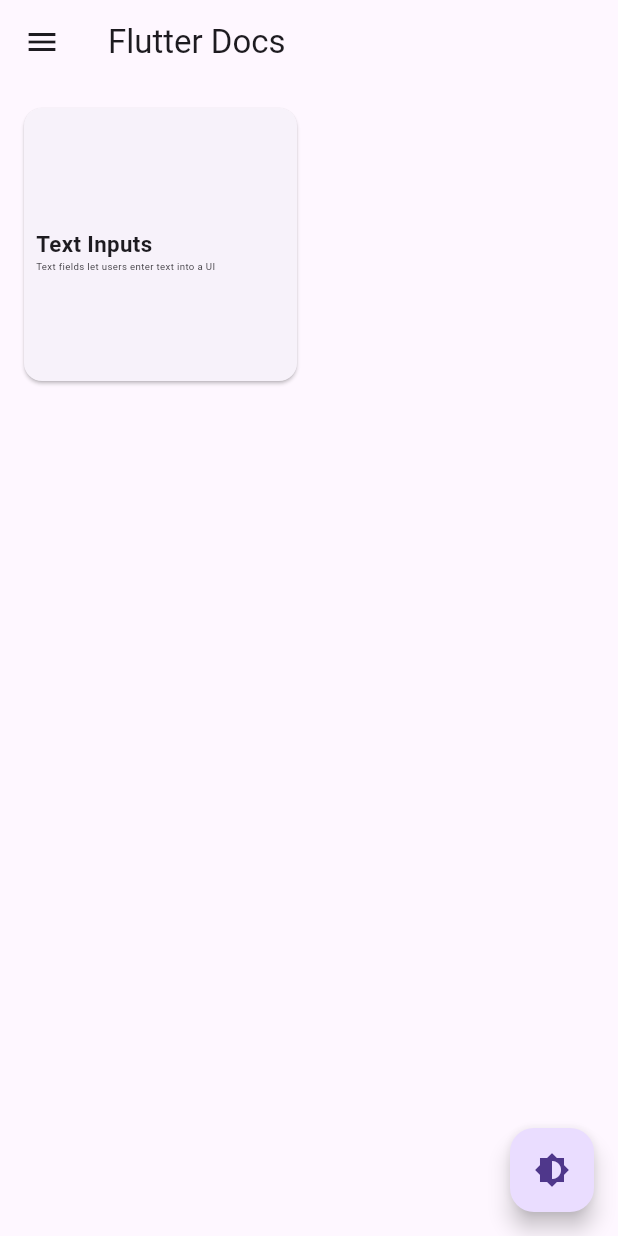
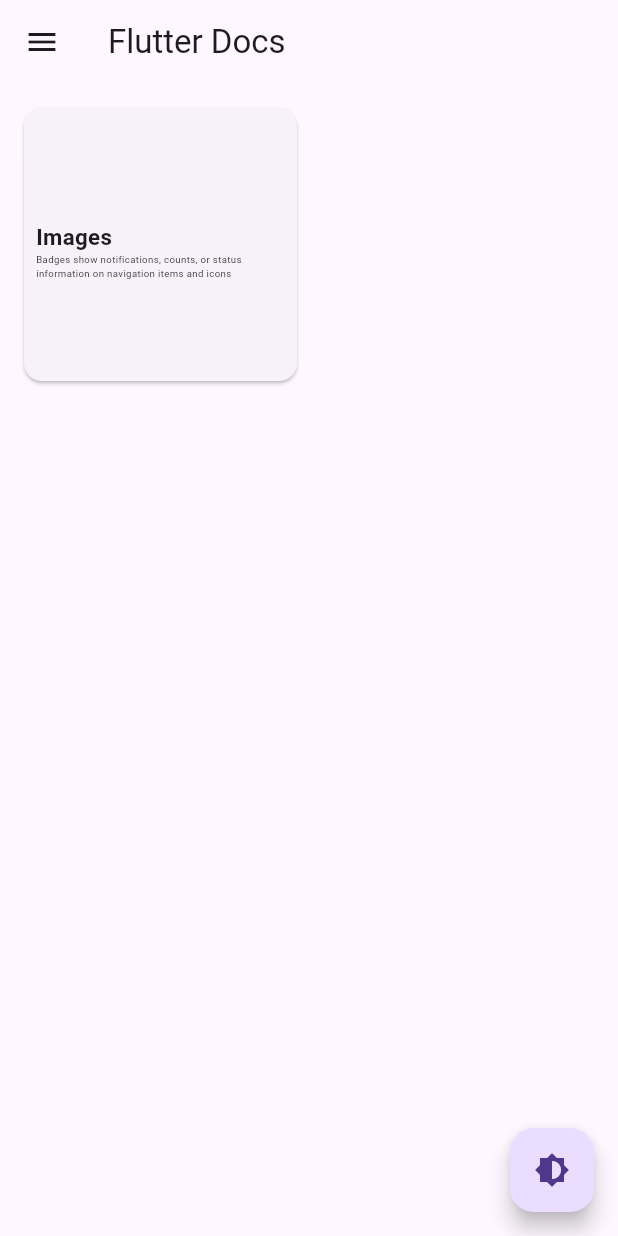
Before and after one commit to HauTranCong/flutterui, a Flutter app: the screen it shows after launch, on a phone screen of 412 x 824 dp. Run offline on Flutter 3.47's test engine with Material 3 defaults, Android fonts, the phone set to English and light mode, and no system bars.

Commit message:
Practicing with Image & assets

```diff
--- a/lib/main.dart
+++ b/lib/main.dart
@@ -5,7 +5,8 @@ import 'src/screens/widgetcatalog/containment/containment_page.dart';
 import 'src/screens/widgetcatalog/navigation/navigation_page.dart';
 import 'src/screens/widgetcatalog/selection/selection_page.dart';
 import 'src/screens/widgetcatalog/text_inputs/text_inputs_page.dart';
-import 'src/screens/layout/introduction_page.dart';
+import 'src/screens/introduction/introduction_page.dart';
+import 'src/screens/assetsmedia/assets_media_page.dart';
 
 void main() {
   runApp(const MyApp());
@@ -54,17 +55,18 @@ class MyHomePage extends StatefulWidget {
 }
 
 class _MyHomePageState extends State<MyHomePage> {
-  int _selectedPageIndex = 5;
+  int _selectedPageIndex = 7;
   final double listTileBorderRadius = 24.0;
 
   final List<Widget> _pages = [
+    IntroductionPage(),
     ActionsPage(),
     CommunicationPage(),
     ContainmentPage(),
     NavigationPage(),
     SelectionPage(),
     TextInputsPage(),
-    IntroductionPage(),
+    AssetsMediaPage(),
   ];
 
   void _selectPage(int index) {
@@ -123,20 +125,27 @@ class _MyHomePageState extends State<MyHomePage> {
 
   final List<Map<String, dynamic>> widgetCatalog = const [
     {
-      'title': 'Widgets',
+      'title': 'Flutter Journey',
       'children': [
-        {'title': 'Actions', 'index': 0},
-        {'title': 'Communication', 'index': 1},
-        {'title': 'Containment', 'index': 2},
-        {'title': 'Navigation', 'index': 3},
-        {'title': 'Selection', 'index': 4},
-        {'title': 'Text Inputs', 'index': 5},
+        {'title': 'Introduction', 'index': 0},
       ],
     },
     {
-      'title': 'Layout',
+      'title': 'Widgets',
       'children': [
-        {'title': 'Introduction', 'index': 6},
+        {'title': 'Actions', 'index': 1},
+        {'title': 'Communication', 'index': 2},
+        {'title': 'Containment', 'index': 3},
+        {'title': 'Navigation', 'index': 4},
+        {'title': 'Selection', 'index': 5},
+        {'title': 'Text Inputs', 'index': 6},
+      ],
+    },
+    {
+      'title': 'Assets & Media',
+      'children': [
+        {'title': 'Images', 'index': 7},
+        {'title': 'Videos', 'index': 8},
       ],
     },
   ];
--- /dev/null
+++ b/lib/src/screens/assetsmedia/Images.dart
@@ -0,0 +1,30 @@
+import 'package:flutter/material.dart';
+import 'package:flutterui/src/widgets/textbox.dart';
+
+class ImagesPage extends StatelessWidget {
+  @override
+  Widget build(BuildContext context) {
+    return Scaffold(
+      appBar: AppBar(
+        title: Text('Images Example'),
+      ),
+      body: Center(
+        child: Column(
+          children: <Widget>[
+            textBox('Image from Network', alignment: Alignment.center),
+            Image.network(
+              'https://images.unsplash.com/photo-1729595404256-dcc92f77c54a?q=80&w=1941&auto=format&fit=crop&ixlib=rb-4.0.3&ixid=M3wxMjA3fDB8MHxwaG90by1wYWdlfHx8fGVufDB8fHx8fA%3D%3D',
+              height: MediaQuery.of(context).size.height * 0.3,
+            ),
+            SizedBox(height: 20),
+            textBox('Image from Local Assets', alignment: Alignment.center),
+            Image.asset(
+              'assets/images/lukas-hadrich-wCLCK9LDDjI-unsplash.jpg',
+              height: MediaQuery.of(context).size.height * 0.3,
+            ),
+          ],
+        ),
+      ),
+    );
+  }
+}
--- /dev/null
+++ b/lib/src/screens/assetsmedia/assets_media_page.dart
@@ -0,0 +1,111 @@
+import 'package:flutter/material.dart';
+import 'Images.dart';
+
+class AssetsMediaPage extends StatelessWidget {
+  final List<String> pages = const [
+    'Images',
+  ];
+
+  final List<String> subtitles = const [
+    'Badges show notifications, counts, or status information on navigation items and icons',
+  ];
+
+  final List<Widget> pageWidgets = [
+    ImagesPage(),
+  ];
+
+  @override
+  Widget build(BuildContext context) {
+    double viewWidth = MediaQuery.of(context).size.width;
+    int crossAxisCount = viewWidth > 1200
+        ? 4
+        : viewWidth > 800
+            ? 4
+            : 2;
+    double childAspectRatio = viewWidth > 1200
+        ? 2
+        : viewWidth > 800
+            ? 1.5
+            : 1;
+
+    return Scaffold(
+      body: GridView.builder(
+        padding: const EdgeInsets.all(8.0),
+        gridDelegate: SliverGridDelegateWithFixedCrossAxisCount(
+          crossAxisCount: crossAxisCount,
+          childAspectRatio: childAspectRatio,
+        ),
+        itemCount: pages.length,
+        itemBuilder: (context, index) {
+          return HoverCard(
+            title: pages[index],
+            subtitle: subtitles[index],
+            page: pageWidgets[index],
+          );
+        },
+      ),
+    );
+  }
+}
+
+class HoverCard extends StatefulWidget {
+  final String title;
+  final String subtitle;
+  final Widget page;
+
+  const HoverCard(
+      {required this.title, required this.subtitle, required this.page});
+
+  @override
+  _HoverCardState createState() => _HoverCardState();
+}
+
+class _HoverCardState extends State<HoverCard> {
+  @override
+  Widget build(BuildContext context) {
+    return LayoutBuilder(
+      builder: (context, constraints) {
+        return Card(
+          clipBehavior: Clip.hardEdge,
+          margin: const EdgeInsets.all(8.0),
+          child: InkWell(
+            onTap: () {
+              Navigator.push(
+                context,
+                MaterialPageRoute(
+                  builder: (context) => widget.page,
+                ),
+              );
+            },
+            // splashColor: Colors.blue.withAlpha(30),
+            child: Padding(
+              padding: const EdgeInsets.all(8.0),
+              child: Column(
+                mainAxisSize: MainAxisSize.min,
+                mainAxisAlignment: MainAxisAlignment.center,
+                crossAxisAlignment: CrossAxisAlignment.start,
+                children: [
+                  const SizedBox(height: 8.0),
+                  Text(
+                    widget.title,
+                    style: TextStyle(
+                      fontWeight: FontWeight.bold,
+                      fontSize: constraints.maxWidth * 0.075,
+                    ),
+                  ),
+                  Text(
+                    widget.subtitle,
+                    style: TextStyle(
+                      // color: Colors.grey,
+                      fontSize: constraints.maxWidth * 0.0325,
+                    ),
+                  ),
+                ],
+              ),
+            ),
+          ),
+        );
+      },
+    );
+  }
+}
--- /dev/null
+++ b/lib/src/screens/introduction/introduction_page.dart
@@ -0,0 +1,27 @@
+import 'package:flutter/material.dart';
+
+class IntroductionPage extends StatelessWidget {
+  @override
+  Widget build(BuildContext context) {
+    return Scaffold(
+      body: Center(
+        child: Column(
+          mainAxisAlignment: MainAxisAlignment.center,
+          crossAxisAlignment: CrossAxisAlignment.start,
+          children: [
+            Padding(
+              padding: EdgeInsets.fromLTRB(16, 0, 0, 0),
+              child: Text(
+                'LEARNING BY DOING',
+                style: TextStyle(
+                  fontSize: 80,
+                  fontWeight: FontWeight.bold,
+                ),
+              ),
+            ),
+          ],
+        ),
+      ),
+    );
+  }
+}
--- a/lib/src/screens/layout/introduction_page.dart
+++ /dev/null
@@ -1,11 +0,0 @@
-import 'package:flutter/material.dart';
-
-class IntroductionPage extends StatelessWidget {
-  @override
-  Widget build(BuildContext context) {
-    return Scaffold(
-      appBar: AppBar(title: Text('Introduction')),
-      body: Center(child: Text('Introduction Page')),
-    );
-  }
-}
--- a/pubspec.yaml
+++ b/pubspec.yaml
@@ -52,13 +52,14 @@ dev_dependencies:
 
 # The following section is specific to Flutter packages.
 flutter:
-
   # The following line ensures that the Material Icons font is
   # included with your application, so that you can use the icons in
   # the material Icons class.
   uses-material-design: true
 
   # To add assets to your application, add an assets section, like this:
+  assets:
+    - assets/images/lukas-hadrich-wCLCK9LDDjI-unsplash.jpg
   # assets:
   #   - images/a_dot_burr.jpeg
   #   - images/a_dot_ham.jpeg
```
Also changed, not shown: lib/src/widgets/textbox.dart (+6 -3 lines), assets/images/lukas-hadrich-wCLCK9LDDjI-unsplash.jpg (added).
